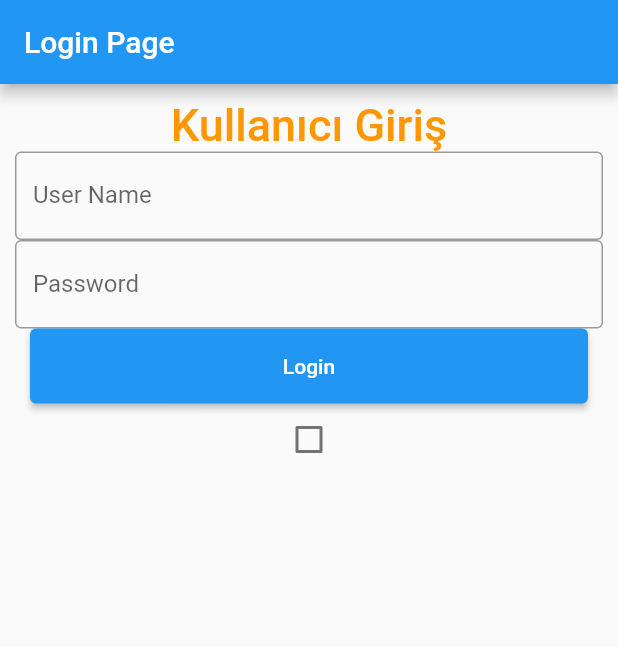
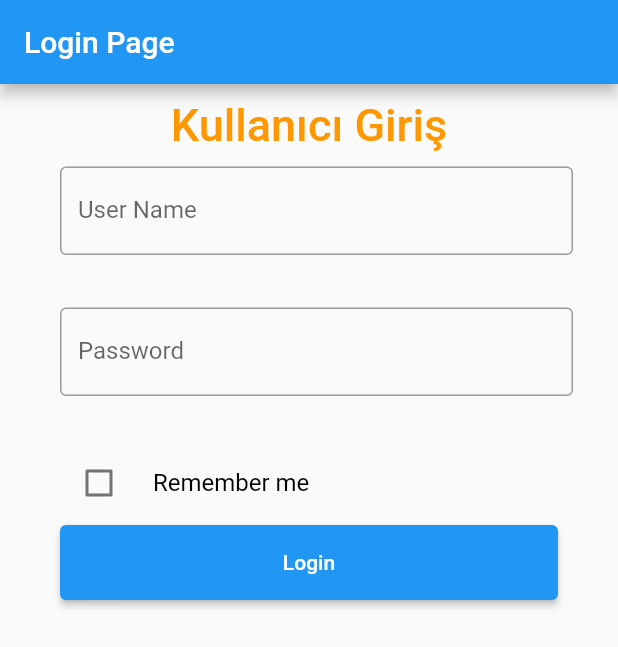
Before and after one commit to kacmazsila/login_page, a Flutter app: the screen it shows after launch, on a phone screen of 412 x 824 dp. Shown: the top 647 px of the screen. Run offline on Flutter 3.47's test engine with Material 2 defaults, Android fonts, the phone set to English and light mode, and no system bars.

Commit message:
edit design

```diff
--- a/lib/main.dart
+++ b/lib/main.dart
@@ -66,6 +66,7 @@ class _MyHomePageState extends State<MyHomePage> {
               ),
             ),
             Container(
+              padding: const EdgeInsets.fromLTRB(30, 10, 20, 30),
               alignment: Alignment.center,
               child: TextField(
                 controller: txtUserName,
@@ -76,6 +77,7 @@ class _MyHomePageState extends State<MyHomePage> {
               ),
             ),
             Container(
+              padding: const EdgeInsets.fromLTRB(30, 5, 20, 30),
               alignment: Alignment.center,
               child: TextField(
                 obscureText: true,
@@ -87,21 +89,27 @@ class _MyHomePageState extends State<MyHomePage> {
               ),
             ),
             Container(
+              alignment: Alignment.bottomLeft,
+              padding: const EdgeInsets.only(left: 20),
+              child: CheckboxListTile(
+                controlAffinity: ListTileControlAffinity.leading,
+                activeColor: Colors.green,
+                onChanged: (newValue) {
+                  setState(() {});
+                },
+                title: const Text(
+                  "Remember me",
+                  style: TextStyle(color: Colors.black),
+                ),
+                value: false,
+              ),
+            ),
+            Container(
               height: 50,
-              padding: const EdgeInsets.fromLTRB(10, 0, 10, 0),
+              padding: const EdgeInsets.fromLTRB(30, 0, 30, 0),
               child: ElevatedButton(
                 child: Text('Login'),
                 onPressed: () {},
-              ),
-            ),
-            Container(
-              child: Checkbox(
-                activeColor: Colors.green,
-                onChanged: (newValue) {
-                  setState(() {});
-                  const Text("Remember me");
-                },
-                value: false,
               ),
             ),
           ],
```
